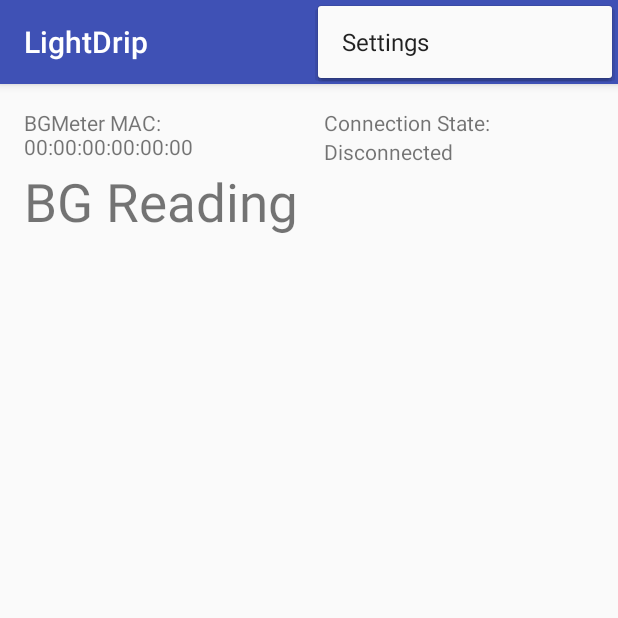
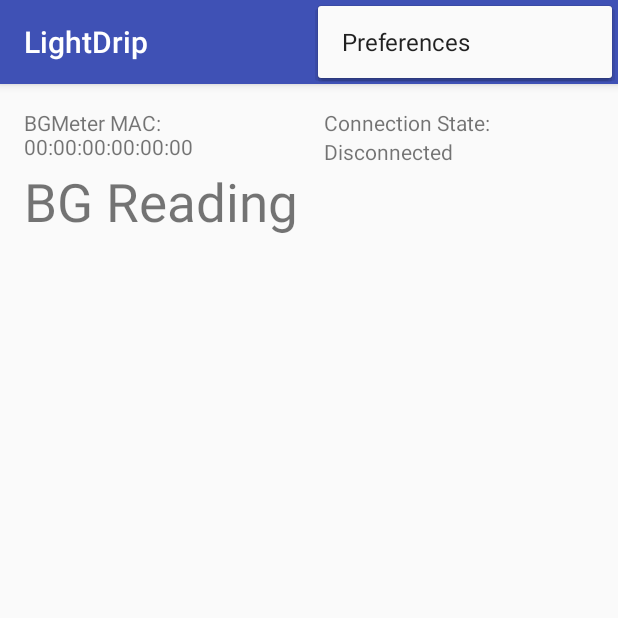
Before and after one commit to LadyViktoria/LightDrip, an Android app: the screen it shows after launch (MainActivity), with the options menu open, on a phone screen of 412 x 824 dp, the top half of it. Run offline under Robolectric (Android 15) with nearby library versions, the phone set to English and light mode, and no system bars; libraries missing offline, so code that uses them is left out: de.jonasrottmann.realmbrowser, io.realm; 9 statements that could not run were skipped.

```diff
--- /dev/null
+++ b/app/src/main/res/layout/activity_preferences.xml
@@ -0,0 +1,6 @@
+<?xml version="1.0" encoding="utf-8"?>
+<LinearLayout xmlns:android="http://schemas.android.com/apk/res/android"
+    android:orientation="vertical" android:layout_width="match_parent"
+    android:layout_height="match_parent">
+
+</LinearLayout>
--- a/app/src/main/res/menu/menu_main.xml
+++ b/app/src/main/res/menu/menu_main.xml
@@ -3,8 +3,8 @@
     xmlns:tools="http://schemas.android.com/tools"
     tools:context="com.lady.viktoria.lightdrip.MainActivity">
     <item
-        android:id="@+id/action_settings"
+        android:id="@+id/action_preferences"
         android:orderInCategory="100"
-        android:title="@string/action_settings"
+        android:title="@string/action_preferences"
         app:showAsAction="never" />
 </menu>
--- a/app/src/main/res/values/strings.xml
+++ b/app/src/main/res/values/strings.xml
@@ -1,6 +1,6 @@
 <resources>
     <string name="app_name">LightDrip</string>
-    <string name="action_settings">Settings</string>
+    <string name="action_preferences">Preferences</string>
     <string name="label_device_address">BG Meter Device address:</string>
     <string name="label_state">Connection State:</string>
     <string name="connected">Connected</string>
```
Also changed, not shown: app/src/main/AndroidManifest.xml (+10 -0 lines), app/src/main/java/com/lady/viktoria/lightdrip/PreferncesActivity.java (added, +23 -0 lines).
